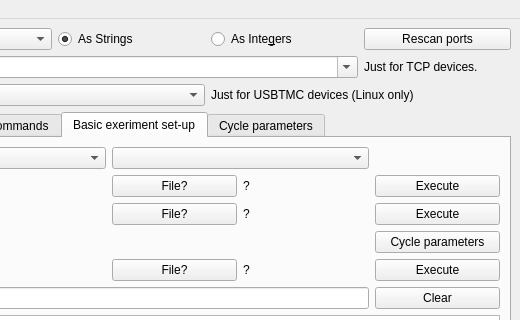
Before: the Qt Designer form GUI/SDM.ui in ISeeBugsEverywhere/SimpleDeviceMonitor, drawn with Qt 5; both pictures show x 257 to 777 and y 0 to 320 of the 777 by 711 pixel window.
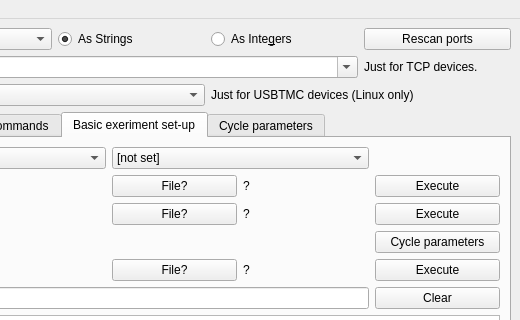
After: the same form once the commit is applied. The open tabs and pages were chosen to show the change. Custom widgets are drawn as their Qt base class.

```diff
--- a/GUI/SDM.ui
+++ b/GUI/SDM.ui
@@ -464,7 +464,13 @@
          </widget>
         </item>
         <item row="0" column="3" colspan="2">
-         <widget class="QComboBox" name="second_exp_devBox"/>
+         <widget class="QComboBox" name="second_exp_devBox">
+          <item>
+           <property name="text">
+            <string>[not set]</string>
+           </property>
+          </item>
+         </widget>
         </item>
         <item row="0" column="1" colspan="2">
          <widget class="QComboBox" name="active_exp_devBox"/>
```
